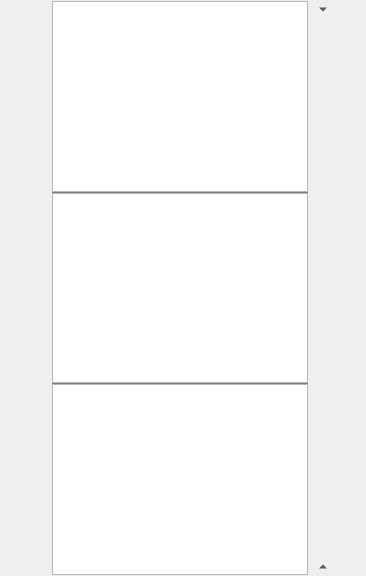
Old version of the form src/texttab.ui in the repository inniyah/plume-creator.
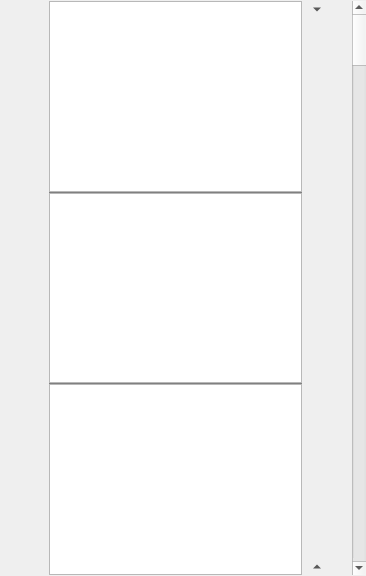
New version of the form. Custom widgets are drawn as their Qt base class.

The edit to the form file:
```diff
--- a/src/texttab.ui
+++ b/src/texttab.ui
@@ -29,7 +29,10 @@
             background-color: gray;
             height: 1px
             }
-		</string>
+		QSplitter::handle:hover {
+            background-color: gray;
+            height: 5px
+            }</string>
   </property>
   <property name="locale">
    <locale language="English" country="UnitedKingdom"/>
@@ -38,6 +41,9 @@
    <property name="topMargin">
     <number>1</number>
    </property>
+   <property name="rightMargin">
+    <number>0</number>
+   </property>
    <property name="bottomMargin">
     <number>1</number>
    </property>
@@ -123,6 +129,19 @@
      </property>
     </widget>
    </item>
+   <item row="0" column="3" rowspan="3">
+    <widget class="QScrollBar" name="verticalScrollBar">
+     <property name="orientation">
+      <enum>Qt::Vertical</enum>
+     </property>
+     <property name="invertedAppearance">
+      <bool>false</bool>
+     </property>
+     <property name="invertedControls">
+      <bool>false</bool>
+     </property>
+    </widget>
+   </item>
   </layout>
  </widget>
  <customwidgets>
```
Left out of the diff: 6 changed lines with no effect on the pictures.
